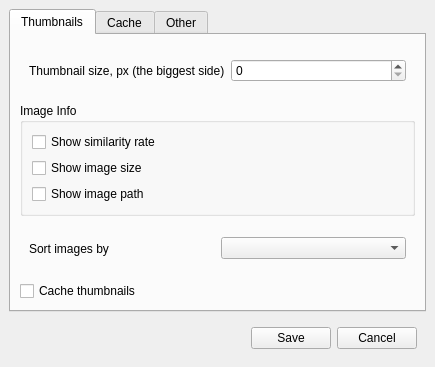
The window that doppelganger/preferences.ui (max-dw-i/myfyrio) describes before a commit, drawn with Qt 5.
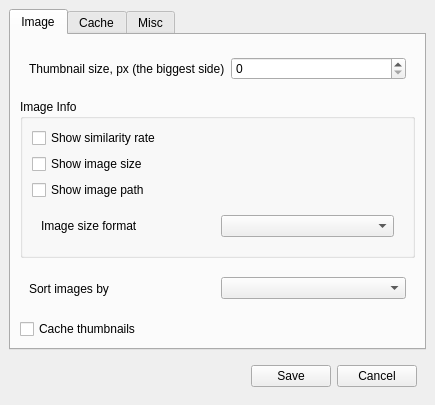
The same window after the commit.

Commit message: Implement choosing the format of image size

The edit to the form file:
```diff
--- a/doppelganger/preferences.ui
+++ b/doppelganger/preferences.ui
@@ -7,7 +7,7 @@
     <x>0</x>
     <y>0</y>
     <width>435</width>
-    <height>367</height>
+    <height>405</height>
    </rect>
   </property>
   <property name="windowTitle">
@@ -22,7 +22,7 @@
       </property>
       <widget class="QWidget" name="thumbnailsTab">
        <attribute name="title">
-        <string>Thumbnails</string>
+        <string>Image</string>
        </attribute>
        <layout class="QVBoxLayout" name="verticalLayout_2">
         <item>
@@ -68,6 +68,22 @@
              </property>
             </widget>
            </item>
+           <item>
+            <widget class="QWidget" name="sizeFormatWidget" native="true">
+             <layout class="QHBoxLayout" name="horizontalLayout_4">
+              <item>
+               <widget class="QLabel" name="sizeFormatLabel">
+                <property name="text">
+                 <string>Image size format</string>
+                </property>
+               </widget>
+              </item>
+              <item>
+               <widget class="QComboBox" name="sizeFormatComboBox"/>
+              </item>
+             </layout>
+            </widget>
+           </item>
           </layout>
          </widget>
         </item>
@@ -113,7 +129,7 @@
       </widget>
       <widget class="QWidget" name="otherTab">
        <attribute name="title">
-        <string>Other</string>
+        <string>Misc</string>
        </attribute>
        <layout class="QVBoxLayout" name="verticalLayout">
         <item>
```
The commit also changes 6 other files.
